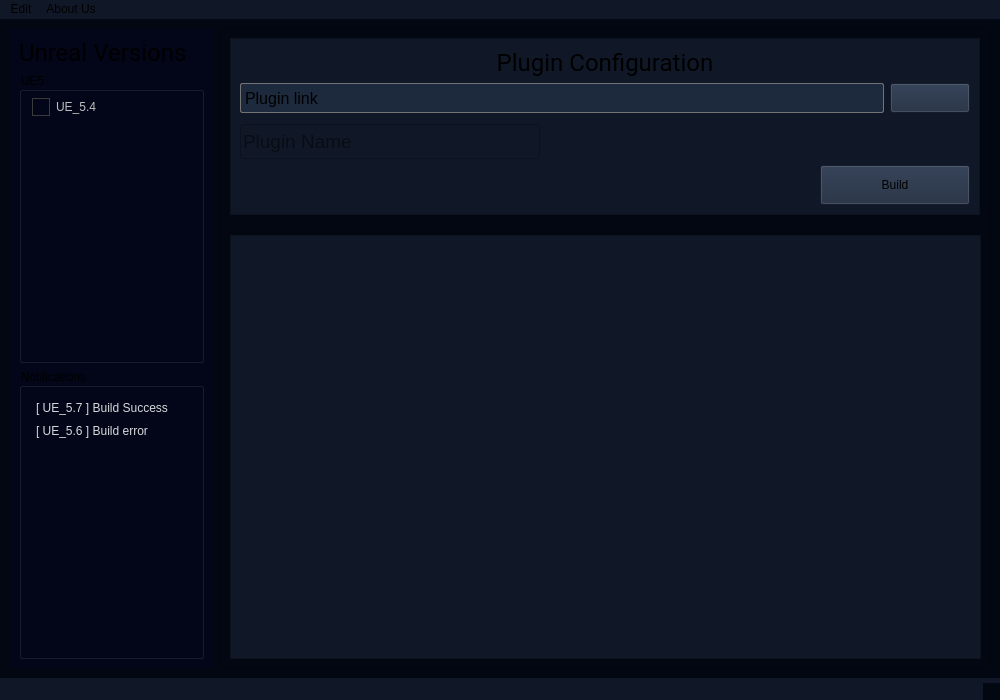
Before: the Qt Designer form PluginBuilder/mainwindow.ui in Mecanes-Org/PluginBuilder-source, drawn with Qt 5.
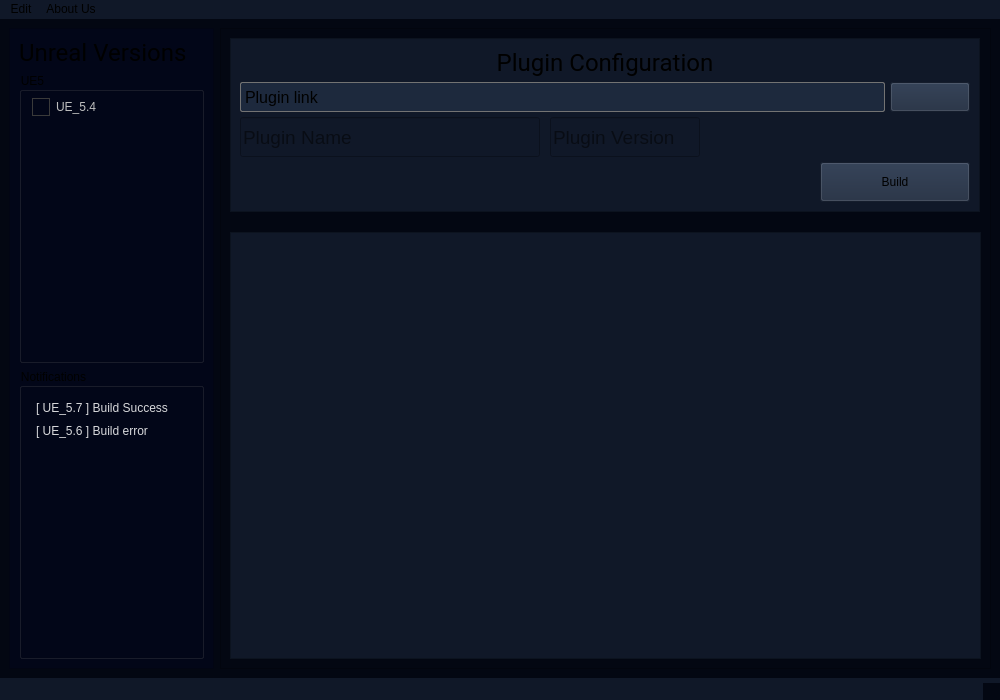
After: the same form once the commit is applied. Icons and pictures are not drawn.

```diff
--- a/PluginBuilder/mainwindow.ui
+++ b/PluginBuilder/mainwindow.ui
@@ -944,6 +944,9 @@
               <enum>QFrame::Shadow::Raised</enum>
              </property>
              <layout class="QVBoxLayout" name="verticalLayout_5">
+              <property name="spacing">
+               <number>5</number>
+              </property>
               <item>
                <widget class="QLabel" name="label_pluginConfig">
                 <property name="font">
@@ -1068,9 +1071,14 @@
                </layout>
               </item>
               <item>
+               <layout class="QHBoxLayout" name="horizontalLayout_3">
+                <property name="spacing">
+                 <number>10</number>
+                </property>
+                <item>
                <widget class="QLineEdit" name="lineEdit_pluginName">
                 <property name="sizePolicy">
-                 <sizepolicy hsizetype="Minimum" vsizetype="Preferred">
+                   <sizepolicy hsizetype="Minimum" vsizetype="Minimum">
                   <horstretch>0</horstretch>
                   <verstretch>0</verstretch>
                  </sizepolicy>
@@ -1096,7 +1104,7 @@
                  <string/>
                 </property>
                 <property name="styleSheet">
-                 <string notr="true">margin-top: 5px;</string>
+                   <string notr="true"/>
                 </property>
                 <property name="text">
                  <string/>
@@ -1104,15 +1112,62 @@
                 <property name="maxLength">
                  <number>50</number>
                 </property>
+                  <property name="alignment">
+                   <set>Qt::AlignmentFlag::AlignLeading|Qt::AlignmentFlag::AlignLeft|Qt::AlignmentFlag::AlignVCenter</set>
+                  </property>
                 <property name="placeholderText">
                  <string>Plugin Name</string>
                 </property>
                </widget>
               </item>
+                <item alignment="Qt::AlignmentFlag::AlignLeft">
+                 <widget class="QLineEdit" name="lineEdit_pluginVersion">
+                  <property name="sizePolicy">
+                   <sizepolicy hsizetype="Minimum" vsizetype="Preferred">
+                    <horstretch>0</horstretch>
+                    <verstretch>0</verstretch>
+                   </sizepolicy>
+                  </property>
+                  <property name="minimumSize">
+                   <size>
+                    <width>150</width>
+                    <height>40</height>
+                   </size>
+                  </property>
+                  <property name="maximumSize">
+                   <size>
+                    <width>150</width>
+                    <height>40</height>
+                   </size>
+                  </property>
+                  <property name="font">
+                   <font>
+                    <pointsize>14</pointsize>
+                   </font>
+                  </property>
+                  <property name="toolTip">
+                   <string/>
+                  </property>
+                  <property name="text">
+                   <string/>
+                  </property>
+                  <property name="maxLength">
+                   <number>50</number>
+                  </property>
+                  <property name="alignment">
+                   <set>Qt::AlignmentFlag::AlignLeading|Qt::AlignmentFlag::AlignLeft|Qt::AlignmentFlag::AlignVCenter</set>
+                  </property>
+                  <property name="placeholderText">
+                   <string>Plugin Version</string>
+                  </property>
+                 </widget>
+                </item>
+               </layout>
+              </item>
               <item alignment="Qt::AlignmentFlag::AlignRight">
                <widget class="QPushButton" name="pushButton_build">
                 <property name="sizePolicy">
-                 <sizepolicy hsizetype="Minimum" vsizetype="Maximum">
+                 <sizepolicy hsizetype="Maximum" vsizetype="Maximum">
                   <horstretch>0</horstretch>
                   <verstretch>0</verstretch>
                  </sizepolicy>
@@ -1220,7 +1275,7 @@
                    <x>0</x>
                    <y>0</y>
                    <width>738</width>
-                   <height>404</height>
+                   <height>405</height>
                   </rect>
                  </property>
                  <layout class="QVBoxLayout" name="verticalLayout_9">
```
Lines whose indentation alone changed are shown as unchanged.
